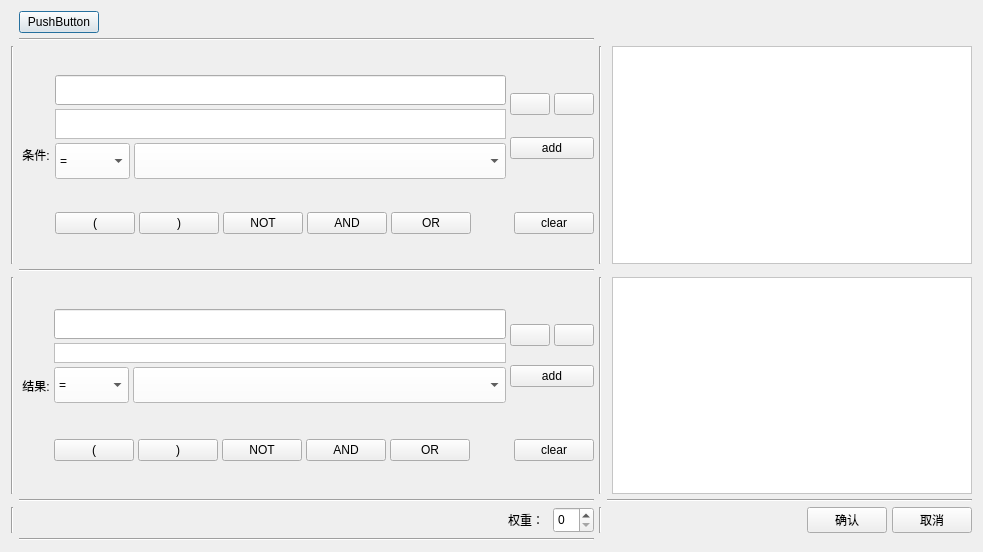
The window that Rule-manage/src/addruledialog.ui (zhyhouyuan/Project) describes before a commit, drawn with Qt 5.
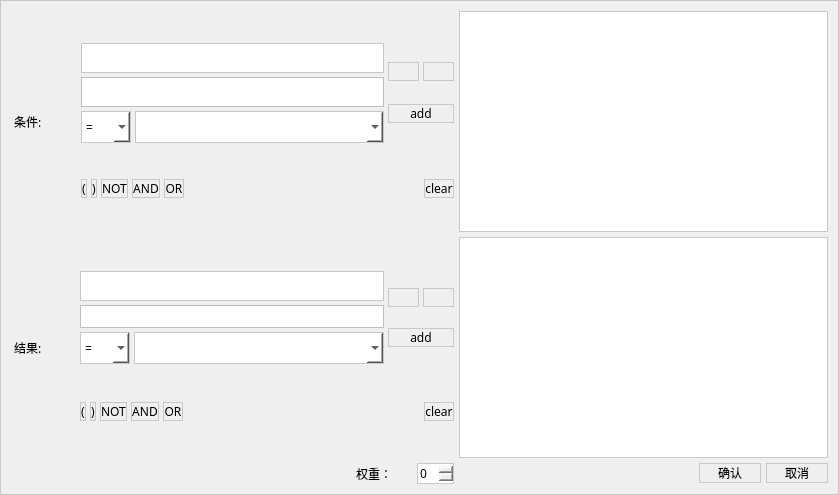
The same window after the commit. Icons and pictures are not drawn. Custom widgets are drawn as their Qt base class.

```diff
--- a/Rule-manage/src/addruledialog.ui
+++ b/Rule-manage/src/addruledialog.ui
@@ -6,619 +6,49 @@
    <rect>
     <x>0</x>
     <y>0</y>
-    <width>983</width>
-    <height>552</height>
+    <width>839</width>
+    <height>495</height>
    </rect>
   </property>
+  <property name="font">
+   <font>
+    <family>微软雅黑</family>
+   </font>
+  </property>
   <property name="windowTitle">
    <string>Dialog</string>
   </property>
   <property name="styleSheet">
-   <string notr="true"/>
+   <string notr="true">border: 1px solid rgb(200, 200, 200);</string>
   </property>
-  <layout class="QGridLayout" name="gridLayout_3" rowstretch="0,0,0,0,0,0,0,1" columnstretch="0,0,0,0,1,1" rowminimumheight="0,0,0,0,0,0,0,1" columnminimumwidth="0,0,0,0,0,1">
+  <layout class="QGridLayout" name="gridLayout_3" rowstretch="0,0,0" columnstretch="0,0,1,1">
    <property name="spacing">
     <number>5</number>
    </property>
-   <item row="0" column="1">
-    <layout class="QHBoxLayout" name="horizontalLayout_7">
-     <item>
-      <widget class="QPushButton" name="pp">
-       <property name="styleSheet">
-        <string notr="true">QPushButton{
-border:2px;
-border-radius: 10px;
-padding:5px;
-font: 12pt &quot;宋体&quot;;
-background-color:white;
-}
-QPushButton:pressed{
-                   background-color:rgba(100,255,100,200);
-                   border-color:rgba(255,255,255,30);
-                   border-style:inset;
-                   color:rgba(0,0,0,100);
-
-}
-QPushButton:hover{
-                   background-color: #f26522;
-					color:#fff;
-                   };</string>
-       </property>
-       <property name="text">
-        <string>PushButton</string>
-       </property>
-      </widget>
-     </item>
-     <item>
-      <spacer name="horizontalSpacer_3">
-       <property name="orientation">
-        <enum>Qt::Horizontal</enum>
-       </property>
-       <property name="sizeHint" stdset="0">
-        <size>
-         <width>40</width>
-         <height>20</height>
-        </size>
-       </property>
-      </spacer>
-     </item>
-    </layout>
-   </item>
-   <item row="1" column="1">
-    <widget class="Line" name="line_5">
-     <property name="orientation">
-      <enum>Qt::Horizontal</enum>
-     </property>
-    </widget>
-   </item>
-   <item row="2" column="0">
-    <widget class="Line" name="line_6">
-     <property name="orientation">
-      <enum>Qt::Vertical</enum>
-     </property>
-    </widget>
-   </item>
-   <item row="2" column="1">
-    <layout class="QHBoxLayout" name="horizontalLayout_5">
-     <item>
-      <widget class="QLabel" name="label">
-       <property name="styleSheet">
-        <string notr="true">font: 12pt &quot;宋体&quot;;
-
-</string>
-       </property>
-       <property name="text">
-        <string> 条件:</string>
-       </property>
-      </widget>
-     </item>
-     <item>
-      <layout class="QVBoxLayout" name="verticalLayout" stretch="1,0">
-       <property name="spacing">
-        <number>4</number>
-       </property>
-       <item>
-        <layout class="QHBoxLayout" name="horizontalLayout" stretch="1,0">
-         <item>
-          <layout class="QGridLayout" name="gridLayout">
-           <property name="spacing">
-            <number>4</number>
-           </property>
-           <item row="1" column="0" colspan="2">
-            <widget class="Gcombox" name="comboBox">
-             <property name="enabled">
-              <bool>true</bool>
-             </property>
-             <property name="sizePolicy">
-              <sizepolicy hsizetype="Expanding" vsizetype="Fixed">
-               <horstretch>0</horstretch>
-               <verstretch>0</verstretch>
-              </sizepolicy>
-             </property>
-             <property name="minimumSize">
-              <size>
-               <width>303</width>
-               <height>30</height>
-              </size>
-             </property>
-             <property name="styleSheet">
-              <string notr="true">QComboBox {
-	border: 1px solid #bebebe;
-	padding: 1px 18px 1px 3px;
-	font: normal normal 16px &quot;Microsoft YaHei&quot;;
-	color: #555555;
-	background: #FFF;
-}
-QComboBox:!editable:on, QComboBox::drop-down:editable:on{
-	background: transparent;
-}
- 
-QComboBox:!on{
-}
- 
-QComboBox:on{ /* the popup opens */
-	color: #555555;
-	border-color: #327cc0;
-	background: transparent;
-}
- 
-QComboBox::drop-down{
-    subcontrol-origin: padding;
-    subcontrol-position: top right;
-    width: 20px;
-    border-left-width: 1px;
-    border-left-color: darkgray;
-}
- 
-QComboBox::down-arrow {
-	image: url(:/common/combobox_arrow);
-}
- 
-QComboBox::down-arrow:on {
-	image: url(:/common/combobox_arrow_up);
-}
- 
-QComboBox QAbstractItemView {
-	outline: 0; 
-	border: 1px solid #327cc0;
-	background-color: #F1F3F3;
-	font: normal normal 14px &quot;Microsoft YaHei&quot;;
-}
- 
-QComboBox QAbstractItemView::item {
-	height: 32px;
-	color: #555555;
-	background-color: transparent;
-}
- 
-QComboBox QAbstractItemView::item:hover {
-	color: #FFFFFF;
-	background-color: #327cc0;
-}
- 
-QComboBox QAbstractItemView::item:selected {
-	color: #FFFFFF;
-	background-color: #327cc0;
-}
- 
-QComboBox QAbstractScrollArea QScrollBar:vertical {
-	background-color: #d0d2d4;
-}
- 
-QComboBox QAbstractScrollArea QScrollBar::handle:vertical {
-	background: rgb(160,160,160);
-}
- 
-QComboBox QAbstractScrollArea QScrollBar::handle:vertical:hover {
-	background: rgb(90, 91, 93);
-}</string>
-             </property>
-            </widget>
-           </item>
-           <item row="0" column="0" colspan="2">
-            <widget class="QLineEdit" name="lineEdit_if">
-             <property name="sizePolicy">
-              <sizepolicy hsizetype="Expanding" vsizetype="Fixed">
-               <horstretch>0</horstretch>
-               <verstretch>30</verstretch>
-              </sizepolicy>
-             </property>
-             <property name="minimumSize">
-              <size>
-               <width>0</width>
-               <height>30</height>
-              </size>
-             </property>
-             <property name="styleSheet">
-              <string notr="true">QLineEdit
-{
-
-//边界1像素 实线 颜色rgb  或者border:none 没有边界
-border:1px solid rgb(180, 180, 180);
-
-//背景的颜色
-background: rgb(230,230,230);
-//边角4像素圆滑
-
-border-radius: 4px;
-
-}
-
-//鼠标滑动到LineEditor上面的时候
-
-QLineEdit::hover
-{
-
- //字体的颜色
-  color:green
-  border-color:rgb(50,480,40);
-  background-color:green;
-}
-</string>
-             </property>
-            </widget>
-           </item>
-           <item row="2" column="1">
-            <widget class="QComboBox" name="comboBox_3">
-             <property name="sizePolicy">
-              <sizepolicy hsizetype="Preferred" vsizetype="Fixed">
-               <horstretch>50</horstretch>
-               <verstretch>0</verstretch>
-              </sizepolicy>
-             </property>
-             <property name="styleSheet">
-              <string notr="true">background-color: rgb(255, 255, 255);
-height:30px;</string>
-             </property>
-            </widget>
-           </item>
-           <item row="2" column="0">
-            <widget class="QComboBox" name="comboBox_2">
-             <property name="sizePolicy">
-              <sizepolicy hsizetype="Minimum" vsizetype="Fixed">
-               <horstretch>10</horstretch>
-               <verstretch>0</verstretch>
-              </sizepolicy>
-             </property>
-             <property name="styleSheet">
-              <string notr="true">background-color: rgb(255, 255, 255);
-height:30px;</string>
-             </property>
-             <item>
-              <property name="text">
-               <string>=</string>
-              </property>
-             </item>
-            </widget>
-           </item>
-          </layout>
-         </item>
-         <item>
-          <layout class="QVBoxLayout" name="verticalLayout_3">
-           <item>
-            <layout class="QHBoxLayout" name="horizontalLayout_10">
-             <item>
-              <widget class="QPushButton" name="undo_0">
-               <property name="styleSheet">
-                <string notr="true">QPushButton{
-border:2px;
-border-radius: 10px;
-padding:5px;
-font: 12pt &quot;宋体&quot;;
-background-color:white;
-}
-QPushButton:pressed{
-                   background-color:rgba(100,255,100,200);
-                   border-color:rgba(255,255,255,30);
-                   border-style:inset;
-                   color:rgba(0,0,0,100);
-
-}
-QPushButton:hover{
-                   background-color: #f26522;
-					color:#fff;
-                   };</string>
-               </property>
-               <property name="text">
-                <string/>
-               </property>
-               <property name="icon">
-                <iconset resource="source.qrc">
-                 <normaloff>:/image/edit-undo.png</normaloff>:/image/edit-undo.png</iconset>
-               </property>
-               <property name="iconSize">
-                <size>
-                 <width>30</width>
-                 <height>30</height>
-                </size>
-               </property>
-              </widget>
-             </item>
-             <item>
-              <widget class="QPushButton" name="redo_0">
-               <property name="styleSheet">
-                <string notr="true">QPushButton{
-border:2px;
-border-radius: 10px;
-padding:5px;
-font: 12pt &quot;宋体&quot;;
-background-color:white;
-}
-QPushButton:pressed{
-                   background-color:rgba(100,255,100,200);
-                   border-color:rgba(255,255,255,30);
-                   border-style:inset;
-                   color:rgba(0,0,0,100);
-
-}
-QPushButton:hover{
-                   background-color: #f26522;
-					color:#fff;
-                   };</string>
-               </property>
-               <property name="text">
-                <string/>
-               </property>
-               <property name="icon">
-                <iconset resource="source.qrc">
-                 <normaloff>:/image/edit-redo.png</normaloff>:/image/edit-redo.png</iconset>
-               </property>
-               <property name="iconSize">
-                <size>
-                 <width>30</width>
-                 <height>30</height>
-                </size>
-               </property>
-              </widget>
-             </item>
-            </layout>
-           </item>
-           <item>
-            <widget class="QPushButton" name="addcondition">
-             <property name="styleSheet">
-              <string notr="true">QPushButton{
-border:2px;
-border-radius: 10px;
-padding:10px;
-font: 12pt &quot;宋体&quot;;
-background-color:white;
-}
-QPushButton:pressed{
-                   background-color:rgba(100,255,100,200);
-                   border-color:rgba(255,255,255,30);
-                   border-style:inset;
-                   color:rgba(0,0,0,100);
-
-}
-QPushButton:hover{
-                   background-color: #f26522;
-					color:#fff;
-                   };</string>
-             </property>
-             <property name="text">
-              <string>add</string>
-             </property>
-             <property name="icon">
-              <iconset resource="source.qrc">
-               <normaloff>:/image/add.png</normaloff>:/image/add.png</iconset>
-             </property>
-            </widget>
-           </item>
-          </layout>
-         </item>
-        </layout>
-       </item>
-       <item>
-        <layout class="QHBoxLayout" name="horizontalLayout_2">
-         <property name="bottomMargin">
-          <number>0</number>
-         </property>
-         <item>
-          <widget class="QPushButton" name="kh_L0">
-           <property name="styleSheet">
-            <string notr="true">QPushButton{
-border:2px;
-border-radius: 10px;
-padding:10px;
-font: 12pt &quot;宋体&quot;;
-background-color:white;
-}
-QPushButton:pressed{
-                   background-color:rgba(100,255,100,200);
-                   border-color:rgba(255,255,255,30);
-                   border-style:inset;
-                   color:rgba(0,0,0,100);
-
-}
-QPushButton:hover{
-                   background-color: #f26522;
-					color:#fff;
-                   };</string>
-           </property>
-           <property name="text">
-            <string>(</string>
-           </property>
-          </widget>
-         </item>
-         <item>
-          <widget class="QPushButton" name="kh_R0">
-           <property name="styleSheet">
-            <string notr="true">QPushButton{
-border:2px;
-border-radius: 10px;
-padding:10px;
-font: 12pt &quot;宋体&quot;;
-background-color:white;
-}
-QPushButton:pressed{
-                   background-color:rgba(100,255,100,200);
-                   border-color:rgba(255,255,255,30);
-                   border-style:inset;
-                   color:rgba(0,0,0,100);
-
-}
-QPushButton:hover{
-                   background-color: #f26522;
-					color:#fff;
-                   };</string>
-           </property>
-           <property name="text">
-            <string>)</string>
-           </property>
-          </widget>
-         </item>
-         <item>
-          <widget class="QPushButton" name="NOT_1">
-           <property name="styleSheet">
-            <string notr="true">QPushButton{
-border:2px;
-border-radius: 10px;
-padding:10px;
-font: 12pt &quot;宋体&quot;;
-background-color:white;
-}
-QPushButton:pressed{
-                   background-color:rgba(100,255,100,200);
-                   border-color:rgba(255,255,255,30);
-                   border-style:inset;
-                   color:rgba(0,0,0,100);
-
-}
-QPushButton:hover{
-                   background-color: #f26522;
-					color:#fff;
-                   };</string>
-           </property>
-           <property name="text">
-            <string>NOT</string>
-           </property>
-          </widget>
-         </item>
-         <item>
-          <widget class="QPushButton" name="AND_1">
-           <property name="styleSheet">
-            <string notr="true">QPushButton{
-border:2px;
-border-radius: 10px;
-padding:10px;
-font: 12pt &quot;宋体&quot;;
-background-color:white;
-}
-QPushButton:pressed{
-                   background-color:rgba(100,255,100,200);
-                   border-color:rgba(255,255,255,30);
-                   border-style:inset;
-                   color:rgba(0,0,0,100);
-
-}
-QPushButton:hover{
-                   background-color: #f26522;
-					color:#fff;
-                   };</string>
-           </property>
-           <property name="text">
-            <string>AND</string>
-           </property>
-          </widget>
-         </item>
-         <item>
-          <widget class="QPushButton" name="OR_1">
-           <property name="styleSheet">
-            <string notr="true">QPushButton{
-border:2px;
-border-radius: 10px;
-padding:10px;
-font: 12pt &quot;宋体&quot;;
-background-color:white;
-}
-QPushButton:pressed{
-                   background-color:rgba(100,255,100,200);
-                   border-color:rgba(255,255,255,30);
-                   border-style:inset;
-                   color:rgba(0,0,0,100);
-
-}
-QPushButton:hover{
-                   background-color: #f26522;
-					color:#fff;
-                   };</string>
-           </property>
-           <property name="text">
-            <string>OR</string>
-           </property>
-          </widget>
-         </item>
-         <item>
-          <spacer name="horizontalSpacer">
-           <property name="orientation">
-            <enum>Qt::Horizontal</enum>
-           </property>
-           <property name="sizeHint" stdset="0">
-            <size>
-             <width>20</width>
-             <height>20</height>
-            </size>
-           </property>
-          </spacer>
-         </item>
-         <item>
-          <widget class="QPushButton" name="clearcondition">
-           <property name="styleSheet">
-            <string notr="true">QPushButton{
-border:2px;
-border-radius: 10px;
-padding:10px;
-font: 12pt &quot;宋体&quot;;
-background-color:white;
-}
-QPushButton:pressed{
-                   background-color:rgba(100,255,100,200);
-                   border-color:rgba(255,255,255,30);
-                   border-style:inset;
-                   color:rgba(0,0,0,100);
-
-}
-QPushButton:hover{
-                   background-color: #f26522;
-					color:#fff;
-                   };</string>
-           </property>
-           <property name="text">
-            <string>clear</string>
-           </property>
-           <property name="icon">
-            <iconset resource="source.qrc">
-             <normaloff>:/image/stock_delete.png</normaloff>:/image/stock_delete.png</iconset>
-           </property>
-          </widget>
-         </item>
-        </layout>
-       </item>
-      </layout>
-     </item>
-    </layout>
-   </item>
-   <item row="2" column="2" colspan="2">
-    <widget class="Line" name="line_7">
-     <property name="sizePolicy">
-      <sizepolicy hsizetype="Fixed" vsizetype="Expanding">
-       <horstretch>0</horstretch>
-       <verstretch>0</verstretch>
-      </sizepolicy>
-     </property>
-     <property name="orientation">
-      <enum>Qt::Vertical</enum>
-     </property>
-    </widget>
-   </item>
-   <item row="3" column="1">
-    <widget class="Line" name="line">
-     <property name="orientation">
-      <enum>Qt::Horizontal</enum>
-     </property>
-    </widget>
-   </item>
-   <item row="4" column="0">
-    <widget class="Line" name="line_3">
-     <property name="orientation">
-      <enum>Qt::Vertical</enum>
-     </property>
-    </widget>
-   </item>
-   <item row="4" column="1">
+   <item row="1" column="0">
     <layout class="QHBoxLayout" name="horizontalLayout_6">
      <property name="spacing">
       <number>4</number>
      </property>
      <item>
       <widget class="QLabel" name="label_2">
+       <property name="minimumSize">
+        <size>
+         <width>65</width>
+         <height>0</height>
+        </size>
+       </property>
        <property name="styleSheet">
-        <string notr="true">font: 12pt &quot;宋体&quot;;
-</string>
+        <string notr="true">font: 12pt &quot;Microsoft YaHei&quot;;
+border:none;
+border-radius: 12px;</string>
        </property>
        <property name="text">
         <string> 结果:</string>
        </property>
+       <property name="margin">
+        <number>3</number>
+       </property>
       </widget>
      </item>
      <item>
@@ -1071,6 +501,251 @@
 border:2px;
 border-radius: 10px;
 padding:10px;
+font: 10pt &quot;Microsoft YaHei&quot;;
+background-color:white;
+}
+QPushButton:pressed{
+                   background-color:rgba(100,255,100,200);
+                   border-color:rgba(255,255,255,30);
+                   border-style:inset;
+                   color:rgba(0,0,0,100);
+
+}
+QPushButton:hover{
+                   background-color: #4169E1;
+					color:#fff;
+                   };</string>
+           </property>
+           <property name="text">
+            <string>clear</string>
+           </property>
+           <property name="icon">
+            <iconset resource="../source.qrc">
+             <normaloff>:/image/stock_delete.png</normaloff>:/image/stock_delete.png</iconset>
+           </property>
+          </widget>
+         </item>
+        </layout>
+       </item>
+      </layout>
+     </item>
+    </layout>
+   </item>
+   <item row="0" column="0">
+    <layout class="QHBoxLayout" name="horizontalLayout_5">
+     <item>
+      <widget class="QLabel" name="label">
+       <property name="minimumSize">
+        <size>
+         <width>65</width>
+         <height>0</height>
+        </size>
+       </property>
+       <property name="styleSheet">
+        <string notr="true">font: 12pt &quot;Microsoft YaHei&quot;;
+border:none;
+border-radius: 12px;</string>
+       </property>
+       <property name="text">
+        <string> 条件:</string>
+       </property>
+       <property name="margin">
+        <number>3</number>
+       </property>
+      </widget>
+     </item>
+     <item>
+      <layout class="QVBoxLayout" name="verticalLayout" stretch="1,0">
+       <property name="spacing">
+        <number>4</number>
+       </property>
+       <item>
+        <layout class="QHBoxLayout" name="horizontalLayout" stretch="1,0">
+         <item>
+          <layout class="QGridLayout" name="gridLayout">
+           <property name="spacing">
+            <number>4</number>
+           </property>
+           <item row="1" column="0" colspan="2">
+            <widget class="Gcombox" name="comboBox">
+             <property name="enabled">
+              <bool>true</bool>
+             </property>
+             <property name="sizePolicy">
+              <sizepolicy hsizetype="Expanding" vsizetype="Fixed">
+               <horstretch>0</horstretch>
+               <verstretch>0</verstretch>
+              </sizepolicy>
+             </property>
+             <property name="minimumSize">
+              <size>
+               <width>303</width>
+               <height>30</height>
+              </size>
+             </property>
+             <property name="styleSheet">
+              <string notr="true">QComboBox {
+	border: 1px solid #bebebe;
+	padding: 1px 18px 1px 3px;
+	font: normal normal 16px &quot;Microsoft YaHei&quot;;
+	color: #555555;
+	background: #FFF;
+}
+QComboBox:!editable:on, QComboBox::drop-down:editable:on{
+	background: transparent;
+}
+ 
+QComboBox:!on{
+}
+ 
+QComboBox:on{ /* the popup opens */
+	color: #555555;
+	border-color: #327cc0;
+	background: transparent;
+}
+ 
+QComboBox::drop-down{
+    subcontrol-origin: padding;
+    subcontrol-position: top right;
+    width: 20px;
+    border-left-width: 1px;
+    border-left-color: darkgray;
+}
+ 
+QComboBox::down-arrow {
+	image: url(:/common/combobox_arrow);
+}
+ 
+QComboBox::down-arrow:on {
+	image: url(:/common/combobox_arrow_up);
+}
+ 
+QComboBox QAbstractItemView {
+	outline: 0; 
+	border: 1px solid #327cc0;
+	background-color: #F1F3F3;
+	font: normal normal 14px &quot;Microsoft YaHei&quot;;
+}
+ 
+QComboBox QAbstractItemView::item {
+	height: 32px;
+	color: #555555;
+	background-color: transparent;
+}
+ 
+QComboBox QAbstractItemView::item:hover {
+	color: #FFFFFF;
+	background-color: #327cc0;
+}
+ 
+QComboBox QAbstractItemView::item:selected {
+	color: #FFFFFF;
+	background-color: #327cc0;
+}
+ 
+QComboBox QAbstractScrollArea QScrollBar:vertical {
+	background-color: #d0d2d4;
+}
+ 
+QComboBox QAbstractScrollArea QScrollBar::handle:vertical {
+	background: rgb(160,160,160);
+}
+ 
+QComboBox QAbstractScrollArea QScrollBar::handle:vertical:hover {
+	background: rgb(90, 91, 93);
+}</string>
+             </property>
+            </widget>
+           </item>
+           <item row="0" column="0" colspan="2">
+            <widget class="QLineEdit" name="lineEdit_if">
+             <property name="sizePolicy">
+              <sizepolicy hsizetype="Expanding" vsizetype="Fixed">
+               <horstretch>0</horstretch>
+               <verstretch>30</verstretch>
+              </sizepolicy>
+             </property>
+             <property name="minimumSize">
+              <size>
+               <width>0</width>
+               <height>30</height>
+              </size>
+             </property>
+             <property name="styleSheet">
+              <string notr="true">QLineEdit
+{
+
+//边界1像素 实线 颜色rgb  或者border:none 没有边界
+border:1px solid rgb(180, 180, 180);
+
+//背景的颜色
+background: rgb(230,230,230);
+//边角4像素圆滑
+
+border-radius: 4px;
+
+}
+
+//鼠标滑动到LineEditor上面的时候
+
+QLineEdit::hover
+{
+
+ //字体的颜色
+  color:green
+  border-color:rgb(50,480,40);
+  background-color:green;
+}
+</string>
+             </property>
+            </widget>
+           </item>
+           <item row="2" column="1">
+            <widget class="QComboBox" name="comboBox_3">
+             <property name="sizePolicy">
+              <sizepolicy hsizetype="Preferred" vsizetype="Fixed">
+               <horstretch>50</horstretch>
+               <verstretch>0</verstretch>
+              </sizepolicy>
+             </property>
+             <property name="styleSheet">
+              <string notr="true">background-color: rgb(255, 255, 255);
+height:30px;</string>
+             </property>
+            </widget>
+           </item>
+           <item row="2" column="0">
+            <widget class="QComboBox" name="comboBox_2">
+             <property name="sizePolicy">
+              <sizepolicy hsizetype="Minimum" vsizetype="Fixed">
+               <horstretch>10</horstretch>
+               <verstretch>0</verstretch>
+              </sizepolicy>
+             </property>
+             <property name="styleSheet">
+              <string notr="true">background-color: rgb(255, 255, 255);
+height:30px;</string>
+             </property>
+             <item>
+              <property name="text">
+               <string>=</string>
+              </property>
+             </item>
+            </widget>
+           </item>
+          </layout>
+         </item>
+         <item>
+          <layout class="QVBoxLayout" name="verticalLayout_3">
+           <item>
+            <layout class="QHBoxLayout" name="horizontalLayout_10">
+             <item>
+              <widget class="QPushButton" name="undo_0">
+               <property name="styleSheet">
+                <string notr="true">QPushButton{
+border:2px;
+border-radius: 10px;
+padding:5px;
 font: 12pt &quot;宋体&quot;;
 background-color:white;
 }
@@ -1085,8 +760,272 @@
                    background-color: #f26522;
 					color:#fff;
                    };</string>
+               </property>
+               <property name="text">
+                <string/>
+               </property>
+               <property name="icon">
+                <iconset resource="../source.qrc">
+                 <normaloff>:/image/edit-undo.png</normaloff>:/image/edit-undo.png</iconset>
+               </property>
+               <property name="iconSize">
+                <size>
+                 <width>30</width>
+                 <height>30</height>
+                </size>
+               </property>
+              </widget>
+             </item>
+             <item>
+              <widget class="QPushButton" name="redo_0">
+               <property name="styleSheet">
+                <string notr="true">QPushButton{
+border:2px;
+border-radius: 10px;
+padding:5px;
+font: 12pt &quot;宋体&quot;;
+background-color:white;
+}
+QPushButton:pressed{
+                   background-color:rgba(100,255,100,200);
+                   border-color:rgba(255,255,255,30);
+                   border-style:inset;
+                   color:rgba(0,0,0,100);
+
+}
+QPushButton:hover{
+                   background-color: #4169E1;
+					color:#fff;
+                   };</string>
+               </property>
+               <property name="text">
+                <string/>
+               </property>
+               <property name="icon">
+                <iconset resource="../source.qrc">
+                 <normaloff>:/image/edit-redo.png</normaloff>:/image/edit-redo.png</iconset>
+               </property>
+               <property name="iconSize">
+                <size>
+                 <width>30</width>
+                 <height>30</height>
+                </size>
+               </property>
+              </widget>
+             </item>
+            </layout>
+           </item>
+           <item>
+            <widget class="QPushButton" name="addcondition">
+             <property name="styleSheet">
+              <string notr="true">QPushButton{
+border:2px;
+border-radius: 10px;
+padding:10px;
+font: 10pt &quot;Microsoft YaHei&quot;;
+background-color:white;
+}
+QPushButton:pressed{
+                   background-color:rgba(100,255,100,200);
+                   border-color:rgba(255,255,255,30);
+                   border-style:inset;
+                   color:rgba(0,0,0,100);
+
+}
+QPushButton:hover{
+                   background-color: #4169E1;
+					color:#fff;
+                   };</string>
+             </property>
+             <property name="text">
+              <string>add</string>
+             </property>
+             <property name="icon">
+              <iconset resource="../source.qrc">
+               <normaloff>:/image/add.png</normaloff>:/image/add.png</iconset>
+             </property>
+            </widget>
+           </item>
+          </layout>
+         </item>
+        </layout>
+       </item>
+       <item>
+        <layout class="QHBoxLayout" name="horizontalLayout_2">
+         <property name="bottomMargin">
+          <number>0</number>
+         </property>
+         <item>
+          <widget class="QPushButton" name="kh_L0">
+           <property name="styleSheet">
+            <string notr="true">QPushButton{
+border:2px;
+border-radius: 10px;
+padding:10px;
+font: 10pt &quot;Microsoft YaHei&quot;;
+background-color:white;
+}
+QPushButton:pressed{
+                   background-color:rgba(100,255,100,200);
+                   border-color:rgba(255,255,255,30);
+                   border-style:inset;
+                   color:rgba(0,0,0,100);
+
+}
+QPushButton:hover{
+                   background-color: #4169E1;
+					color:#fff;
+                   };</string>
            </property>
            <property name="text">
+            <string>(</string>
+           </property>
+          </widget>
+         </item>
+         <item>
+          <widget class="QPushButton" name="kh_R0">
+           <property name="styleSheet">
+            <string notr="true">QPushButton{
+border:2px;
+border-radius: 10px;
+padding:10px;
+font: 10pt &quot;Microsoft YaHei&quot;;
+background-color:white;
+}
+QPushButton:pressed{
+                   background-color:rgba(100,255,100,200);
+                   border-color:rgba(255,255,255,30);
+                   border-style:inset;
+                   color:rgba(0,0,0,100);
+
+}
+QPushButton:hover{
+                   background-color: #4169E1;
+					color:#fff;
+                   };</string>
+           </property>
+           <property name="text">
+            <string>)</string>
+           </property>
+          </widget>
+         </item>
+         <item>
+          <widget class="QPushButton" name="NOT_1">
+           <property name="styleSheet">
+            <string notr="true">QPushButton{
+border:2px;
+border-radius: 10px;
+padding:10px;
+font: 10pt &quot;Microsoft YaHei&quot;;
+background-color:white;
+}
+QPushButton:pressed{
+                   background-color:rgba(100,255,100,200);
+                   border-color:rgba(255,255,255,30);
+                   border-style:inset;
+                   color:rgba(0,0,0,100);
+
+}
+QPushButton:hover{
+                   background-color: #4169E1;
+					color:#fff;
+                   };</string>
+           </property>
+           <property name="text">
+            <string>NOT</string>
+           </property>
+          </widget>
+         </item>
+         <item>
+          <widget class="QPushButton" name="AND_1">
+           <property name="styleSheet">
+            <string notr="true">QPushButton{
+border:2px;
+border-radius: 10px;
+padding:10px;
+font: 10pt &quot;Microsoft YaHei&quot;;
+background-color:white;
+}
+QPushButton:pressed{
+                   background-color:rgba(100,255,100,200);
+                   border-color:rgba(255,255,255,30);
+                   border-style:inset;
+                   color:rgba(0,0,0,100);
+
+}
+QPushButton:hover{
+                   background-color: #4169E1;
+					color:#fff;
+                   };</string>
+           </property>
+           <property name="text">
+            <string>AND</string>
+           </property>
+          </widget>
+         </item>
+         <item>
+          <widget class="QPushButton" name="OR_1">
+           <property name="styleSheet">
+            <string notr="true">QPushButton{
+border:2px;
+border-radius: 10px;
+padding:10px;
+font: 10pt &quot;Microsoft YaHei&quot;;
+background-color:white;
+}
+QPushButton:pressed{
+                   background-color:rgba(100,255,100,200);
+                   border-color:rgba(255,255,255,30);
+                   border-style:inset;
+                   color:rgba(0,0,0,100);
+
+}
+QPushButton:hover{
+                   background-color: #4169E1;
+					color:#fff;
+                   };</string>
+           </property>
+           <property name="text">
+            <string>OR</string>
+           </property>
+          </widget>
+         </item>
+         <item>
+          <spacer name="horizontalSpacer">
+           <property name="orientation">
+            <enum>Qt::Horizontal</enum>
+           </property>
+           <property name="sizeHint" stdset="0">
+            <size>
+             <width>20</width>
+             <height>20</height>
+            </size>
+           </property>
+          </spacer>
+         </item>
+         <item>
+          <widget class="QPushButton" name="clearcondition">
+           <property name="styleSheet">
+            <string notr="true">QPushButton{
+border:2px;
+border-radius: 10px;
+padding:10px;
+font: 10pt &quot;Microsoft YaHei&quot;;
+background-color:white;
+}
+QPushButton:pressed{
+                   background-color:rgba(100,255,100,200);
+                   border-color:rgba(255,255,255,30);
+                   border-style:inset;
+                   color:rgba(0,0,0,100);
+
+}
+QPushButton:hover{
+                   background-color: #4169E1;
+					color:#fff;
+                   };</string>
+           </property>
+           <property name="text">
             <string>clear</string>
            </property>
            <property name="icon">
@@ -1101,35 +1040,74 @@
      </item>
     </layout>
    </item>
-   <item row="4" column="2" colspan="2">
-    <widget class="Line" name="line_8">
-     <property name="orientation">
-      <enum>Qt::Vertical</enum>
+   <item row="1" column="1" colspan="3">
+    <widget class="QTextEdit" name="textEdit_2">
+     <property name="styleSheet">
+      <string notr="true">background-color: rgb(255, 255, 255);
+</string>
      </property>
     </widget>
    </item>
-   <item row="5" column="1">
-    <widget class="Line" name="line_4">
-     <property name="orientation">
-      <enum>Qt::Horizontal</enum>
+   <item row="0" column="1" colspan="3">
+    <widget class="QTextEdit" name="textEdit">
+     <property name="styleSheet">
+      <string notr="true">background-color: rgb(255, 255, 255);
+</string>
      </property>
     </widget>
    </item>
-   <item row="5" column="3" colspan="3">
-    <widget class="Line" name="line_11">
-     <property name="orientation">
-      <enum>Qt::Horizontal</enum>
-     </property>
-    </widget>
+   <item row="2" column="1" colspan="3">
+    <layout class="QHBoxLayout" name="horizontalLayout_8">
+     <item>
+      <spacer name="horizontalSpacer_5">
+       <property name="orientation">
+        <enum>Qt::Horizontal</enum>
+       </property>
+       <property name="sizeHint" stdset="0">
+        <size>
+         <width>40</width>
+         <height>20</height>
+        </size>
+       </property>
+      </spacer>
+     </item>
+     <item>
+      <widget class="QPushButton" name="pushButton">
+       <property name="minimumSize">
+        <size>
+         <width>62</width>
+         <height>0</height>
+        </size>
+       </property>
+       <property name="styleSheet">
+        <string notr="true">font: 12pt &quot;Microsoft YaHei&quot;;
+
+</string>
+       </property>
+       <property name="text">
+        <string>确认</string>
+       </property>
+      </widget>
+     </item>
+     <item>
+      <widget class="QPushButton" name="pushButton_2">
+       <property name="minimumSize">
+        <size>
+         <width>62</width>
+         <height>0</height>
+        </size>
+       </property>
+       <property name="styleSheet">
+        <string notr="true">font: 12pt &quot;Microsoft YaHei&quot;;</string>
+       </property>
+       <property name="text">
+        <string>取消</string>
+       </property>
+      </widget>
+     </item>
+    </layout>
    </item>
-   <item row="6" column="0">
-    <widget class="Line" name="line_10">
-     <property name="orientation">
-      <enum>Qt::Vertical</enum>
-     </property>
-    </widget>
-   </item>
-   <item row="6" column="1">
+   <item row="2" column="0">
     <layout class="QHBoxLayout" name="horizontalLayout_9">
      <item>
       <spacer name="horizontalSpacer_4">
@@ -1146,8 +1124,15 @@
      </item>
      <item>
       <widget class="QLabel" name="label_3">
+       <property name="minimumSize">
+        <size>
+         <width>56</width>
+         <height>0</height>
+        </size>
+       </property>
        <property name="styleSheet">
-        <string notr="true">font: 12pt &quot;Agency FB&quot;;</string>
+        <string notr="true">font: 10pt &quot;Microsoft YaHei&quot;;
+border:none;</string>
        </property>
        <property name="text">
         <string>权重： </string>
@@ -1175,77 +1160,6 @@
      </item>
     </layout>
    </item>
-   <item row="6" column="2">
-    <widget class="Line" name="line_9">
-     <property name="orientation">
-      <enum>Qt::Vertical</enum>
-     </property>
-    </widget>
-   </item>
-   <item row="6" column="3" colspan="3">
-    <layout class="QHBoxLayout" name="horizontalLayout_8">
-     <item>
-      <spacer name="horizontalSpacer_5">
-       <property name="orientation">
-        <enum>Qt::Horizontal</enum>
-       </property>
-       <property name="sizeHint" stdset="0">
-        <size>
-         <width>40</width>
-         <height>20</height>
-        </size>
-       </property>
-      </spacer>
-     </item>
-     <item>
-      <widget class="QPushButton" name="pushButton">
-       <property name="styleSheet">
-        <string notr="true">
-font: 14pt &quot;宋体&quot;;
-
-</string>
-       </property>
-       <property name="text">
-        <string>确认</string>
-       </property>
-      </widget>
-     </item>
-     <item>
-      <widget class="QPushButton" name="pushButton_2">
-       <property name="styleSheet">
-        <string notr="true">
-font: 14pt &quot;宋体&quot;;</string>
-       </property>
-       <property name="text">
-        <string>取消</string>
-       </property>
-      </widget>
-     </item>
-    </layout>
-   </item>
-   <item row="7" column="1">
-    <widget class="Line" name="line_2">
-     <property name="orientation">
-      <enum>Qt::Horizontal</enum>
-     </property>
-    </widget>
-   </item>
-   <item row="4" column="4" colspan="2">
-    <widget class="QTextEdit" name="textEdit_2">
-     <property name="styleSheet">
-      <string notr="true">background-color: rgb(255, 255, 255);
-font: 11pt &quot;宋体&quot;;</string>
-     </property>
-    </widget>
-   </item>
-   <item row="2" column="4" colspan="2">
-    <widget class="QTextEdit" name="textEdit">
-     <property name="styleSheet">
-      <string notr="true">background-color: rgb(255, 255, 255);
-font: 11pt &quot;宋体&quot;;</string>
-     </property>
-    </widget>
-   </item>
   </layout>
  </widget>
  <customwidgets>
```
Left out of the diff: 64 changed lines with no effect on the pictures.
